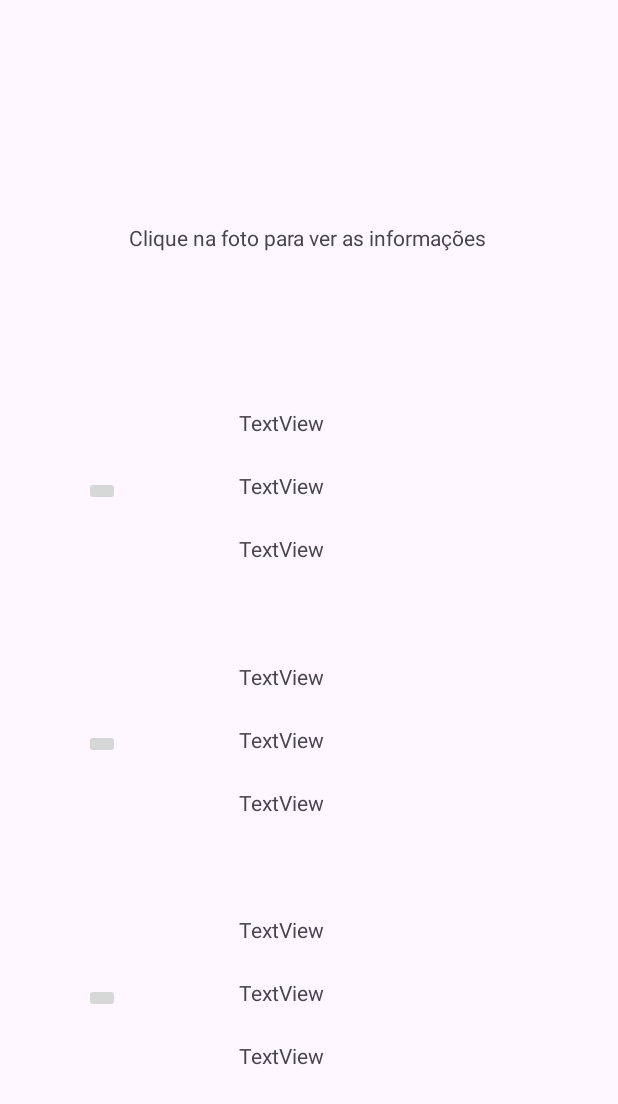
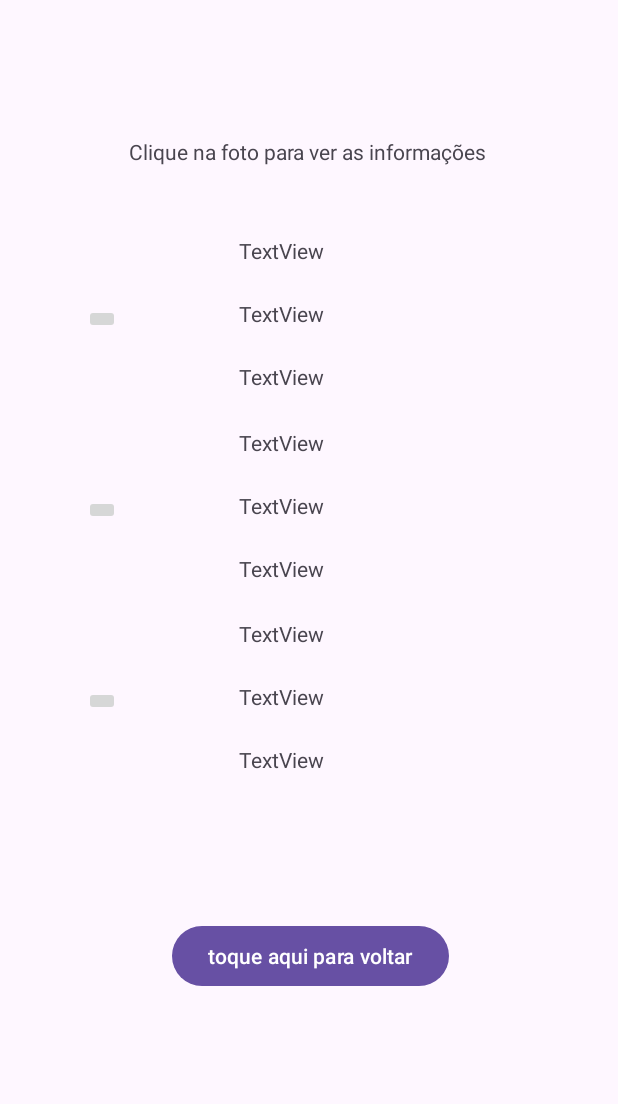
Before and after one commit to LeonCS5/imc, an Android app: the Activity2 screen opened directly, with no data from a screen before it, on a phone screen of 412 x 824 dp. Shown: the top 1104 px of the screen. Run offline under Robolectric (Android 15) with nearby library versions, the phone set to English and light mode, and no system bars.

Commit message:
Update activity_2.xml

```diff
--- a/MyApplication/app/src/main/res/layout/activity_2.xml
+++ b/MyApplication/app/src/main/res/layout/activity_2.xml
@@ -11,6 +11,8 @@
         android:id="@+id/vtitulo"
         android:layout_width="wrap_content"
         android:layout_height="wrap_content"
+        android:layout_marginTop="24dp"
+        android:layout_marginBottom="24dp"
         android:text="Clique na foto para ver as informações"
         app:layout_constraintBottom_toTopOf="@+id/caoB"
         app:layout_constraintEnd_toEndOf="parent"
@@ -23,6 +25,7 @@
         android:layout_width="wrap_content"
         android:layout_height="wrap_content"
         android:layout_marginStart="10dp"
+        android:layout_marginBottom="24dp"
         app:layout_constraintBottom_toTopOf="@+id/gatoB"
         app:layout_constraintEnd_toStartOf="@+id/caov2"
         app:layout_constraintHorizontal_bias="0.0"
@@ -81,6 +84,8 @@
         android:layout_width="wrap_content"
         android:layout_height="wrap_content"
         android:layout_marginStart="10dp"
+        android:layout_marginTop="16dp"
+        android:layout_marginBottom="16dp"
         app:layout_constraintBottom_toTopOf="@+id/ratoB"
         app:layout_constraintEnd_toStartOf="@+id/gatoV2"
         app:layout_constraintHorizontal_bias="0.0"
@@ -136,7 +141,8 @@
         android:layout_width="wrap_content"
         android:layout_height="wrap_content"
         android:layout_marginStart="10dp"
-        app:layout_constraintBottom_toBottomOf="parent"
+        android:layout_marginTop="24dp"
+        app:layout_constraintBottom_toTopOf="@+id/button2"
         app:layout_constraintEnd_toStartOf="@+id/ratoV2"
         app:layout_constraintStart_toStartOf="parent"
         app:layout_constraintTop_toBottomOf="@+id/gatoB"
@@ -186,4 +192,19 @@
         app:layout_constraintStart_toEndOf="@+id/ratoB"
         app:layout_constraintTop_toBottomOf="@+id/ratoV2" />
 
+    <Button
+        android:id="@+id/button2"
+        android:layout_width="wrap_content"
+        android:layout_height="wrap_content"
+        android:layout_marginStart="186dp"
+        android:layout_marginTop="68dp"
+        android:layout_marginEnd="135dp"
+        android:layout_marginBottom="95dp"
+        android:text="toque aqui para voltar"
+        app:layout_constraintBottom_toBottomOf="parent"
+        app:layout_constraintEnd_toEndOf="parent"
+        app:layout_constraintHorizontal_bias="0.762"
+        app:layout_constraintStart_toStartOf="parent"
+        app:layout_constraintTop_toBottomOf="@+id/ratoB" />
+
 </androidx.constraintlayout.widget.ConstraintLayout>
```
